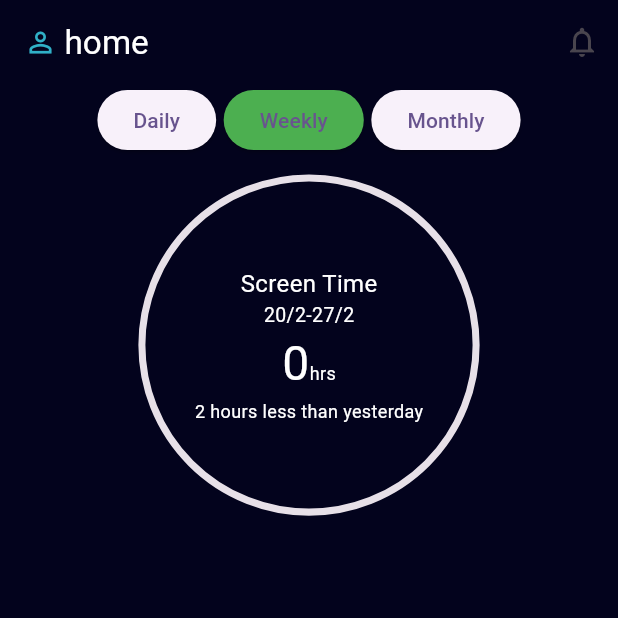
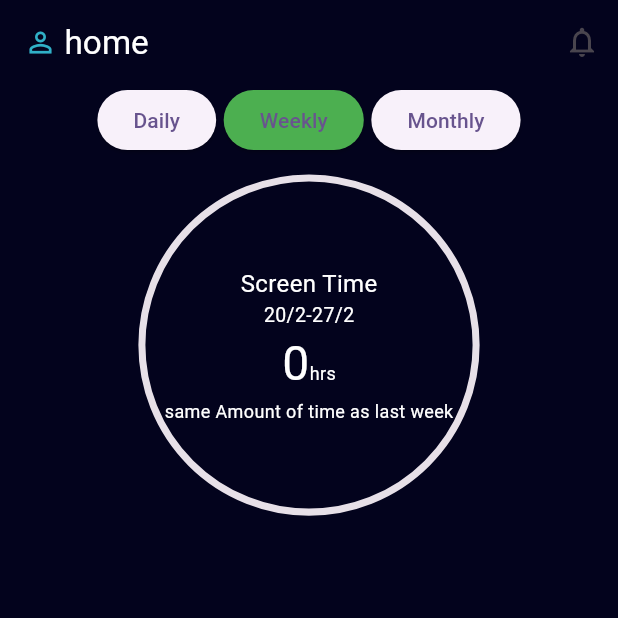
Before and after one commit to OmarAbdelgilil/trackwise_mobile_app, a Flutter app: the screen it shows after launch, after a tap on "Weekly", on a phone screen of 412 x 824 dp, the top half of it. Run offline on Flutter 3.47's test engine with Material 3 defaults, Android fonts, the phone set to English and light mode, and no system bars; drawn by our look-alikes of syncfusion_flutter_gauges; our stand-ins replace device_info_plus, dio, fl_chart, flutter_riverpod, flutter_screenutil, get_it and 5 more.

Commit message:
compare text

```diff
--- a/lib/features/Home/presentation/home_view_model.dart
+++ b/lib/features/Home/presentation/home_view_model.dart
@@ -13,6 +13,7 @@ class HomeViewModel extends StateNotifier<HomeState> {
   late final ProviderContainer _providerContainer;
   late DateTime pickedDate;
   Duration? totalUsageTime;
+  Duration? totalUsageTimeToCompare;
   late List<AppUsageData> appUsageInfo;
   ChangeDateMode changeDateMode = ChangeDateMode.daily;
   HomeViewModel() : super(InitialState()) {
@@ -26,19 +27,22 @@ class HomeViewModel extends StateNotifier<HomeState> {
     //state = LoadingState();
     pickedDate = changeDateMode == ChangeDateMode.monthly? DateTime(pickedDate.year, pickedDate.month, 1) : pickedDate;
     DateTime endDate = changeDateMode == ChangeDateMode.daily? DateTime(pickedDate.year, pickedDate.month, pickedDate.day, 23, 59, 59) : changeDateMode == ChangeDateMode.weekly? pickedDate.add(const Duration(days: 7)): DateTime(pickedDate.year, pickedDate.month + 1, 1);
-    appUsageInfo = await _providerContainer
-        .read(appUsageProvider.notifier)
-        .getUsageData(
-            pickedDate,
-            endDate);
+    appUsageInfo = await _providerContainer.read(appUsageProvider.notifier).getUsageData(pickedDate, endDate);
+    ///////////////////////////////////
+    DateTime startDateCompare = DateTime(pickedDate.year, changeDateMode == ChangeDateMode.monthly? pickedDate.month - 1 : pickedDate.month, changeDateMode == ChangeDateMode.daily? pickedDate.day - 1 : changeDateMode == ChangeDateMode.weekly? pickedDate.day - 7 : pickedDate.day, pickedDate.hour,pickedDate.minute,pickedDate.second);
+    DateTime endDateCompare = DateTime(endDate.year, changeDateMode == ChangeDateMode.monthly? endDate.month - 1 : endDate.month, changeDateMode == ChangeDateMode.daily? endDate.day - 1 : changeDateMode == ChangeDateMode.weekly? endDate.day - 7 : endDate.day, endDate.hour,endDate.minute,endDate.second);
+    final appUsageInfoCompare = await _providerContainer.read(appUsageProvider.notifier).getUsageData(startDateCompare, endDateCompare);
+    totalUsageTimeToCompare = appUsageInfoCompare.fold(
+      const Duration(minutes: 0), (Duration? a, AppUsageData b) => a! + b.usageTime,
+    );
+    //////////////////////////////////
     print(pickedDate);
     print(endDate);
     print('-----------------------------');
     appUsageInfo = appUsageInfo.where((element)  => element.usageTime.inMinutes != 0).toList();
     appUsageInfo.sort((a, b) => b.usageTime.compareTo(a.usageTime));
     totalUsageTime = appUsageInfo.fold(
-      const Duration(minutes: 0),
-      (Duration? a, AppUsageData b) => a! + b.usageTime,
+      const Duration(minutes: 0), (Duration? a, AppUsageData b) => a! + b.usageTime,
     );
     state = UsageUpdated();
   }
@@ -48,9 +52,9 @@ class HomeViewModel extends StateNotifier<HomeState> {
     DateTime? pickedDateTemp = await (changeDateMode != ChangeDateMode.monthly
       ? showDatePicker(
         context: context,
-        initialDate: pickedDate.isAfter(now.subtract(const Duration(days: 7)))? now.subtract(const Duration(days: 7)) : pickedDate,
+        initialDate: pickedDate,
         firstDate: now.subtract(const Duration(days: 365 * 3)),
-        lastDate: changeDateMode != ChangeDateMode.weekly? now.subtract(const Duration(days: 7)): now,
+        lastDate: now,
         )
       : showMonthPicker(
         context: context,
@@ -67,6 +71,25 @@ class HomeViewModel extends StateNotifier<HomeState> {
     await _getUsageData();
   }
 
+  String getCompareText(Duration? myTime,Duration? compareTime,ChangeDateMode changeDateMode)
+  {
+    if(myTime == null || compareTime == null)
+    {
+      return '';
+    }
+    String finalPart = changeDateMode == ChangeDateMode.daily? 'yesterday' : changeDateMode == ChangeDateMode.weekly? 'last week' : 'last month';
+    final diff = myTime.inHours - compareTime.inHours;
+    if(diff == 0)
+    {
+
+      return 'same Amount of time as $finalPart';
+    }else if (diff > 0)
+    {
+      return '$diff hours more than $finalPart';
+    }else{
+      return '${-1 *diff} hours less than $finalPart';
+    }
+  }
   void toggleDateMode(ChangeDateMode mode)
   {
     if(changeDateMode != mode)
--- a/lib/features/Home/presentation/widgets/circle_progress_bar.dart
+++ b/lib/features/Home/presentation/widgets/circle_progress_bar.dart
@@ -30,7 +30,6 @@ class CircleProgressBar extends ConsumerWidget {
                         StringsManager.screenTime,
                         style: TextStyle(color: Colors.white, fontSize: 16),
                       ),
-                      //to be dynamic
                       Text(
                         date,
                         style:
@@ -52,9 +51,9 @@ class CircleProgressBar extends ConsumerWidget {
                           ),
                         ],
                       ),
-                      const Text(
-                        '2 hours less than yesterday',
-                        style: TextStyle(color: Colors.white, fontSize: 12),
+                      Text(
+                        prov.getCompareText(prov.totalUsageTime, prov.totalUsageTimeToCompare, prov.changeDateMode),
+                        style: const TextStyle(color: Colors.white, fontSize: 12),
                       ),
                     ],
                   ))
```
Also changed, not shown: 4 other files.
